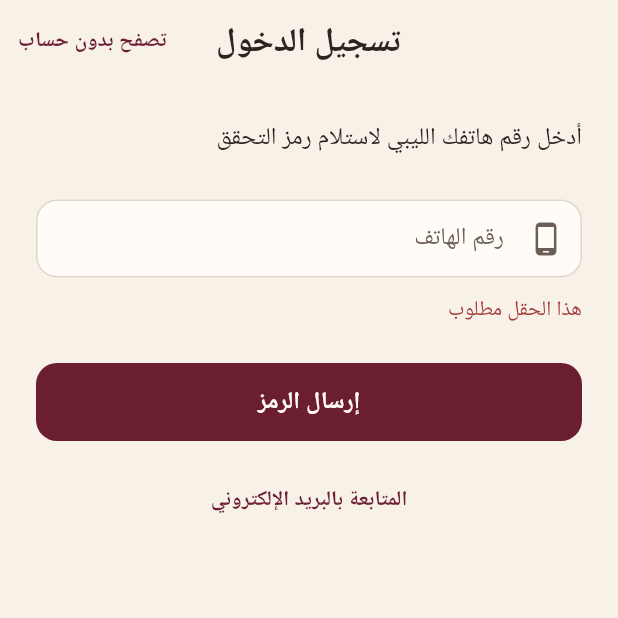
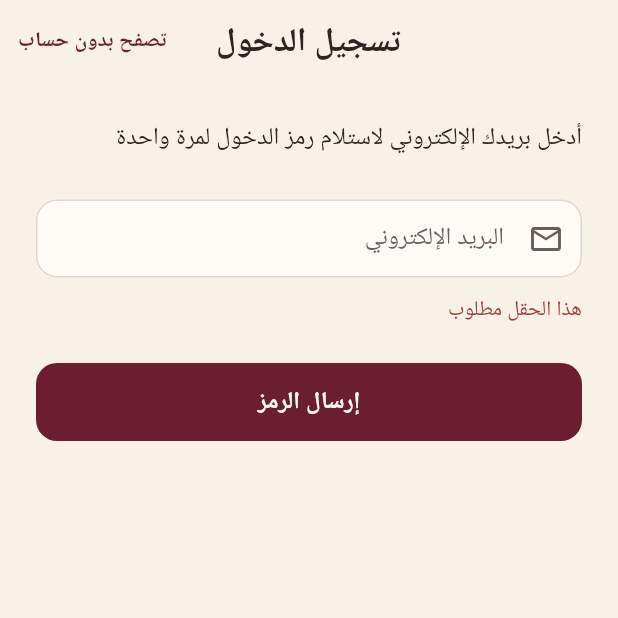
Before and after one commit to mohammedalariyibi-afk/Dahr, a Flutter app: the LoginScreen screen opened by its route, after a tap on "إرسال الرمز", on a phone screen of 412 x 824 dp, the top half of it. Run offline on Flutter 3.47's test engine with Material 3 defaults, Android fonts, the phone set to English and light mode, and no system bars; our stand-ins replace cached_network_image, flutter_dotenv, flutter_riverpod, go_router, image_picker, shared_preferences and 1 more; accounts and stored records are empty.

Commit message:
Make Flutter sign-in Email OTP only; drop phone-first login.
Login is email OTP with no +218 field or SMS toggle. AR/EN copy, legal docs, and README no longer describe phone-first or email-as-fallback. WhatsApp phone validation stays for vendor listings. No Twilio and no payment UI.

Co-authored-by: mohammedalariyibi-afk <mohammedalariyibi-afk@users.noreply.github.com>

```diff
--- a/lib/core/routing/app_router.dart
+++ b/lib/core/routing/app_router.dart
@@ -4,6 +4,7 @@ import 'package:go_router/go_router.dart';
 
 import '../providers/auth_provider.dart';
 import 'auth_redirect.dart';
+import '../../features/auth/providers/auth_form_validators.dart';
 import '../../features/auth/screens/language_selection_screen.dart';
 import '../../features/auth/screens/login_screen.dart';
 import '../../features/auth/screens/otp_verify_screen.dart';
@@ -63,7 +64,7 @@ final routerProvider = Provider<GoRouter>((ref) {
         builder: (context, state) {
           final extra = state.extra as Map<String, String>? ?? {};
           return OtpVerifyScreen(
-            channel: extra['channel'] ?? 'phone',
+            channel: AuthLoginSpec.otpChannel(requested: extra['channel']),
             destination: extra['destination'] ?? '',
             returnTo: extra['returnTo'],
           );
--- a/lib/features/auth/providers/auth_form_validators.dart
+++ b/lib/features/auth/providers/auth_form_validators.dart
@@ -1,4 +1,29 @@
 import '../../../core/constants/app_constants.dart';
+
+/// Consumer/vendor app sign-in is Email OTP only (no SMS path).
+abstract final class AuthLoginSpec {
+  static const primaryChannel = 'email';
+  static const supportsPhoneOtp = false;
+
+  static String otpChannel({String? requested}) {
+    if (supportsPhoneOtp && requested == 'phone') return 'phone';
+    return primaryChannel;
+  }
+
+  static bool usesPhoneOtp(String? channel) =>
+      supportsPhoneOtp && channel == 'phone';
+
+  static Map<String, String> otpExtra({
+    required String email,
+    String? returnTo,
+  }) {
+    return {
+      'channel': primaryChannel,
+      'destination': email,
+      if (returnTo != null && returnTo.isNotEmpty) 'returnTo': returnTo,
+    };
+  }
+}
 
 /// Pure helpers for auth form validation (unit/widget tested).
 abstract final class AuthFormValidators {
--- a/lib/features/auth/screens/login_screen.dart
+++ b/lib/features/auth/screens/login_screen.dart
@@ -2,7 +2,6 @@ import 'package:flutter/material.dart';
 import 'package:flutter_riverpod/flutter_riverpod.dart';
 import 'package:go_router/go_router.dart';
 
-import '../../../core/constants/app_constants.dart';
 import '../../../core/providers/auth_provider.dart';
 import '../../../core/theme/app_colors.dart';
 import '../../../l10n/generated/app_localizations.dart';
@@ -18,15 +17,12 @@ class LoginScreen extends ConsumerStatefulWidget {
 }
 
 class _LoginScreenState extends ConsumerState<LoginScreen> {
-  final _phoneCtrl = TextEditingController();
   final _emailCtrl = TextEditingController();
-  bool _useEmail = false;
   bool _loading = false;
   String? _error;
 
   @override
   void dispose() {
-    _phoneCtrl.dispose();
     _emailCtrl.dispose();
     super.dispose();
   }
@@ -39,8 +35,6 @@ class _LoginScreenState extends ConsumerState<LoginScreen> {
     });
 
     try {
-      final auth = ref.read(authProvider.notifier);
-      if (_useEmail) {
       final err = AuthFormValidators.validateEmail(_emailCtrl.text);
       if (err != null) {
         setState(() {
@@ -50,31 +44,15 @@ class _LoginScreenState extends ConsumerState<LoginScreen> {
         return;
       }
       final email = _emailCtrl.text.trim();
-        await auth.signInWithEmail(email);
+      await ref.read(authProvider.notifier).signInWithEmail(email);
       if (!mounted) return;
-        context.push('/auth/otp', extra: {
-          'channel': 'email',
-          'destination': email,
-          if (widget.returnTo != null) 'returnTo': widget.returnTo!,
-        });
-      } else {
-        final err = AuthFormValidators.validatePhone(_phoneCtrl.text);
-        if (err != null) {
-          setState(() {
-            _error = err == 'invalid_phone' ? l10n.invalidPhone : l10n.requiredField;
-            _loading = false;
-          });
-          return;
-        }
-        final e164 = AuthFormValidators.toE164(_phoneCtrl.text);
-        await auth.signInWithPhone(e164);
-        if (!mounted) return;
-        context.push('/auth/otp', extra: {
-          'channel': 'phone',
-          'destination': e164,
-          if (widget.returnTo != null) 'returnTo': widget.returnTo!,
-        });
-      }
+      context.push(
+        '/auth/otp',
+        extra: AuthLoginSpec.otpExtra(
+          email: email,
+          returnTo: widget.returnTo,
+        ),
+      );
     } catch (e) {
       setState(() => _error = e.toString());
     } finally {
@@ -107,28 +85,16 @@ class _LoginScreenState extends ConsumerState<LoginScreen> {
                 style: Theme.of(context).textTheme.bodyLarge,
               ),
               const SizedBox(height: 28),
-              if (!_useEmail) ...[
-                TextFormField(
-                  controller: _phoneCtrl,
-                  keyboardType: TextInputType.phone,
-                  decoration: InputDecoration(
-                    labelText: l10n.phoneLabel,
-                    hintText: l10n.phoneHint,
-                    prefixText: '${AppConstants.phoneCountryCode} ',
-                    prefixIcon: const Icon(Icons.phone_android),
-                  ),
-                ),
-              ] else ...[
               TextFormField(
                 controller: _emailCtrl,
                 keyboardType: TextInputType.emailAddress,
+                autofillHints: const [AutofillHints.email],
                 decoration: InputDecoration(
                   labelText: l10n.emailLabel,
                   hintText: l10n.emailHint,
                   prefixIcon: const Icon(Icons.email_outlined),
                 ),
               ),
-              ],
               if (_error != null) ...[
                 const SizedBox(height: 12),
                 Text(_error!, style: const TextStyle(color: AppColors.error)),
@@ -144,16 +110,6 @@ class _LoginScreenState extends ConsumerState<LoginScreen> {
                       )
                     : Text(l10n.sendOtp),
               ),
-              const SizedBox(height: 16),
-              TextButton(
-                onPressed: () => setState(() {
-                  _useEmail = !_useEmail;
-                  _error = null;
-                }),
-                child: Text(
-                  _useEmail ? l10n.continueWithPhone : l10n.continueWithEmail,
-                ),
-              ),
             ],
           ),
         ),
--- a/lib/features/legal/legal_documents.dart
+++ b/lib/features/legal/legal_documents.dart
@@ -72,7 +72,7 @@ abstract final class LegalDocuments {
       LegalSection(
         heading: 'Accounts and sign-in',
         body:
-            'You can browse Discover as a guest. Creating an account uses a one-time code (OTP) sent to a Libyan phone number or an email address. We store the account id, phone and/or email from sign-in, the name and city you enter, optional wedding date, language (Arabic or English), and whether you use Dahr as a couple or a vendor. We do not use passwords in the consumer app.',
+            'You can browse Discover as a guest. Creating an account uses a one-time code (OTP) sent to your email address. We store the account id and email from sign-in, the name and city you enter, optional wedding date, language (Arabic or English), and whether you use Dahr as a couple or a vendor. We do not use passwords in the consumer app. Vendors may also store a WhatsApp number on their listing.',
       ),
       LegalSection(
         heading: 'Vendor listings and photos',
@@ -112,7 +112,7 @@ abstract final class LegalDocuments {
       LegalSection(
         heading: 'Delete your account',
         body:
-            'Signed-in users can delete their account in the app: Profile → Delete account, then confirm. You do not need to contact support. Deletion removes the auth user; the profile cascades, so a vendor listing, photos metadata, availability, related bookings, reviews, and favorites are removed as the database foreign keys allow. Storage photo files for that account are removed as part of deletion. If in-app deletion fails, email ${LegalFacts.contactEmail} from the same phone or email as the account and ask us to delete it. We will only delete the account that matches that identity — we will not delete someone else’s account on request without being able to verify it.',
+            'Signed-in users can delete their account in the app: Profile → Delete account, then confirm. You do not need to contact support. Deletion removes the auth user; the profile cascades, so a vendor listing, photos metadata, availability, related bookings, reviews, and favorites are removed as the database foreign keys allow. Storage photo files for that account are removed as part of deletion. If in-app deletion fails, email ${LegalFacts.contactEmail} from the same email as the account and ask us to delete it. We will only delete the account that matches that identity — we will not delete someone else’s account on request without being able to verify it.',
       ),
       LegalSection(
         heading: 'Your choices',
@@ -151,7 +151,7 @@ abstract final class LegalDocuments {
       LegalSection(
         heading: 'Accounts',
         body:
-            'You are responsible for the phone number or email you use to sign in. Keep OTP codes private. One person per account. Do not impersonate another vendor or couple. We may suspend accounts that abuse the service or submit false listings.',
+            'You are responsible for the email you use to sign in. Keep OTP codes private. One person per account. Do not impersonate another vendor or couple. We may suspend accounts that abuse the service or submit false listings.',
       ),
       LegalSection(
         heading: 'Couples',
@@ -225,7 +225,7 @@ abstract final class LegalDocuments {
       LegalSection(
         heading: 'الحسابات وتسجيل الدخول',
         body:
-            'يمكنك تصفح الاكتشاف كزائر. إنشاء حساب يتم برمز لمرة واحدة (OTP) يُرسل إلى رقم هاتف ليبي أو بريد إلكتروني. نخزّن معرّف الحساب، والهاتف و/أو البريد من تسجيل الدخول، والاسم والمدينة التي تدخلها، وتاريخ الزفاف الاختياري، واللغة (العربية أو الإنجليزية)، وما إذا كنت تستخدم دهر كزوجين أو كمورّد. لا نستخدم كلمات مرور في تطبيق الأزواج/المورّدين.',
+            'يمكنك تصفح الاكتشاف كزائر. إنشاء حساب يتم برمز لمرة واحدة (OTP) يُرسل إلى بريدك الإلكتروني. نخزّن معرّف الحساب والبريد من تسجيل الدخول، والاسم والمدينة التي تدخلها، وتاريخ الزفاف الاختياري، واللغة (العربية أو الإنجليزية)، وما إذا كنت تستخدم دهر كزوجين أو كمورّد. لا نستخدم كلمات مرور في تطبيق الأزواج/المورّدين. قد يخزّن المورّد أيضاً رقم واتساب في عرضه.',
       ),
       LegalSection(
         heading: 'عروض المورّدين والصور',
@@ -265,7 +265,7 @@ abstract final class LegalDocuments {
       LegalSection(
         heading: 'حذف حسابك',
         body:
-            'يمكن للمستخدم المسجّل حذف حسابه من التطبيق: حسابي ← حذف الحساب، ثم التأكيد. لا تحتاج إلى التواصل مع الدعم. الحذف يزيل مستخدم المصادقة؛ ويتبعه الملف الشخصي، فيُحذف عرض المورّد وبيانات الصور والتوفر والحجوزات المرتبطة والتقييمات والمفضلة حسب مفاتيح قاعدة البيانات. تُحذف ملفات الصور في التخزين ضمن عملية الحذف. إذا فشل الحذف من التطبيق راسل ${LegalFacts.contactEmail} من نفس الهاتف أو البريد المرتبط بالحساب واطلب الحذف. لن نحذف حساب شخص آخر دون التمكّن من التحقق من الهوية.',
+            'يمكن للمستخدم المسجّل حذف حسابه من التطبيق: حسابي ← حذف الحساب، ثم التأكيد. لا تحتاج إلى التواصل مع الدعم. الحذف يزيل مستخدم المصادقة؛ ويتبعه الملف الشخصي، فيُحذف عرض المورّد وبيانات الصور والتوفر والحجوزات المرتبطة والتقييمات والمفضلة حسب مفاتيح قاعدة البيانات. تُحذف ملفات الصور في التخزين ضمن عملية الحذف. إذا فشل الحذف من التطبيق راسل ${LegalFacts.contactEmail} من نفس البريد المرتبط بالحساب واطلب الحذف. لن نحذف حساب شخص آخر دون التمكّن من التحقق من الهوية.',
       ),
       LegalSection(
         heading: 'خياراتك',
@@ -304,7 +304,7 @@ abstract final class LegalDocuments {
       LegalSection(
         heading: 'الحسابات',
         body:
-            'أنت مسؤول عن رقم الهاتف أو البريد الذي تستخدمه لتسجيل الدخول. احتفظ برموز OTP لنفسك. حساب واحد لكل شخص. لا تنتحل صفة مورّد أو زوجين آخرين. قد نعلّق الحسابات التي تسيء استخدام الخدمة أو تقدّم عروضاً غير صحيحة.',
+            'أنت مسؤول عن البريد الإلكتروني الذي تستخدمه لتسجيل الدخول. احتفظ برموز OTP لنفسك. حساب واحد لكل شخص. لا تنتحل صفة مورّد أو زوجين آخرين. قد نعلّق الحسابات التي تسيء استخدام الخدمة أو تقدّم عروضاً غير صحيحة.',
       ),
       LegalSection(
         heading: 'الأزواج',
--- a/lib/l10n/app_ar.arb
+++ b/lib/l10n/app_ar.arb
@@ -8,7 +8,7 @@
   "continueLabel": "متابعة",
   "skipAsGuest": "تصفح كزائر",
   "loginTitle": "تسجيل الدخول",
-  "loginSubtitle": "أدخل رقم هاتفك الليبي لاستلام رمز التحقق",
+  "loginSubtitle": "أدخل بريدك الإلكتروني لاستلام رمز الدخول لمرة واحدة",
   "phoneLabel": "رقم الهاتف",
   "phoneHint": "9XXXXXXXX",
   "phonePrefix": "+218",
@@ -18,7 +18,7 @@
   "continueWithPhone": "المتابعة برقم الهاتف",
   "sendOtp": "إرسال الرمز",
   "otpTitle": "تحقق من الرمز",
-  "otpSubtitle": "أدخل الرمز الذي أرسلناه إليك",
+  "otpSubtitle": "أدخل الرمز الذي أرسلناه إلى بريدك الإلكتروني",
   "otpLabel": "رمز التحقق",
   "verifyOtp": "تأكيد",
   "resendOtp": "إعادة إرسال الرمز",
--- a/lib/l10n/app_en.arb
+++ b/lib/l10n/app_en.arb
@@ -8,7 +8,7 @@
   "continueLabel": "Continue",
   "skipAsGuest": "Browse as guest",
   "loginTitle": "Sign in",
-  "loginSubtitle": "Enter your Libyan phone number to receive a code",
+  "loginSubtitle": "Enter your email to receive a one-time sign-in code",
   "phoneLabel": "Phone number",
   "phoneHint": "9XXXXXXXX",
   "phonePrefix": "+218",
@@ -18,7 +18,7 @@
   "continueWithPhone": "Continue with phone",
   "sendOtp": "Send code",
   "otpTitle": "Verify code",
-  "otpSubtitle": "Enter the code we sent you",
+  "otpSubtitle": "Enter the code we sent to your email",
   "otpLabel": "Verification code",
   "verifyOtp": "Verify",
   "resendOtp": "Resend code",
```
Also changed, not shown: lib/features/auth/screens/otp_verify_screen.dart (+10 -8 lines), lib/l10n/generated/app_localizations.dart, lib/l10n/generated/app_localizations_ar.dart, lib/l10n/generated/app_localizations_en.dart, 8 other files. Lines whose indentation alone changed are shown as unchanged.
